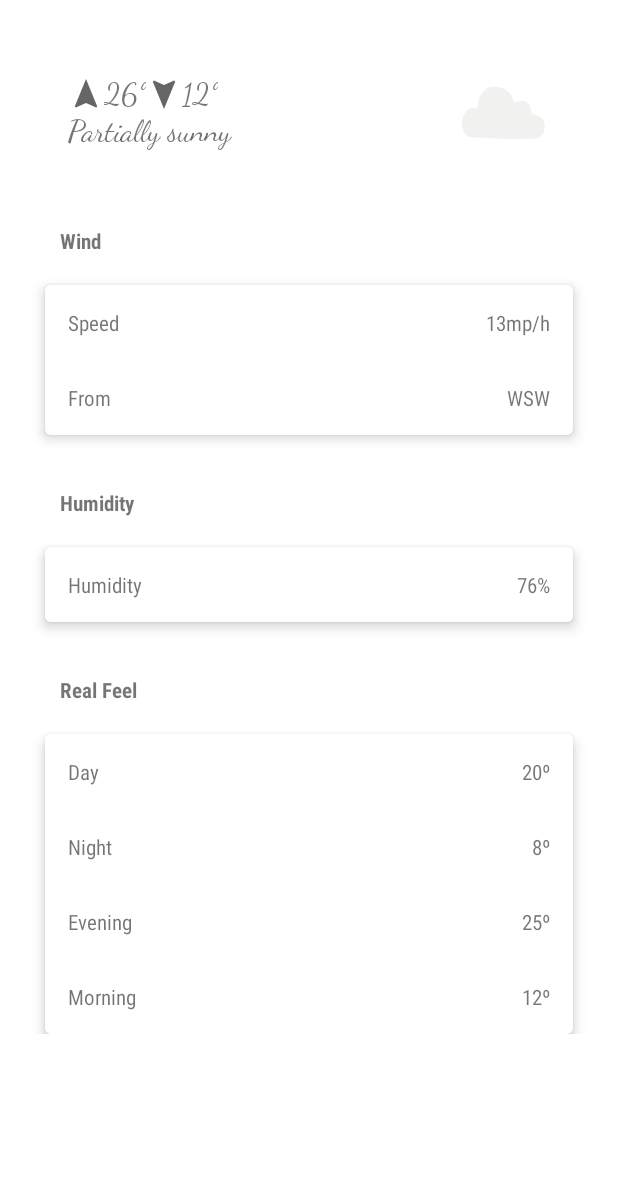
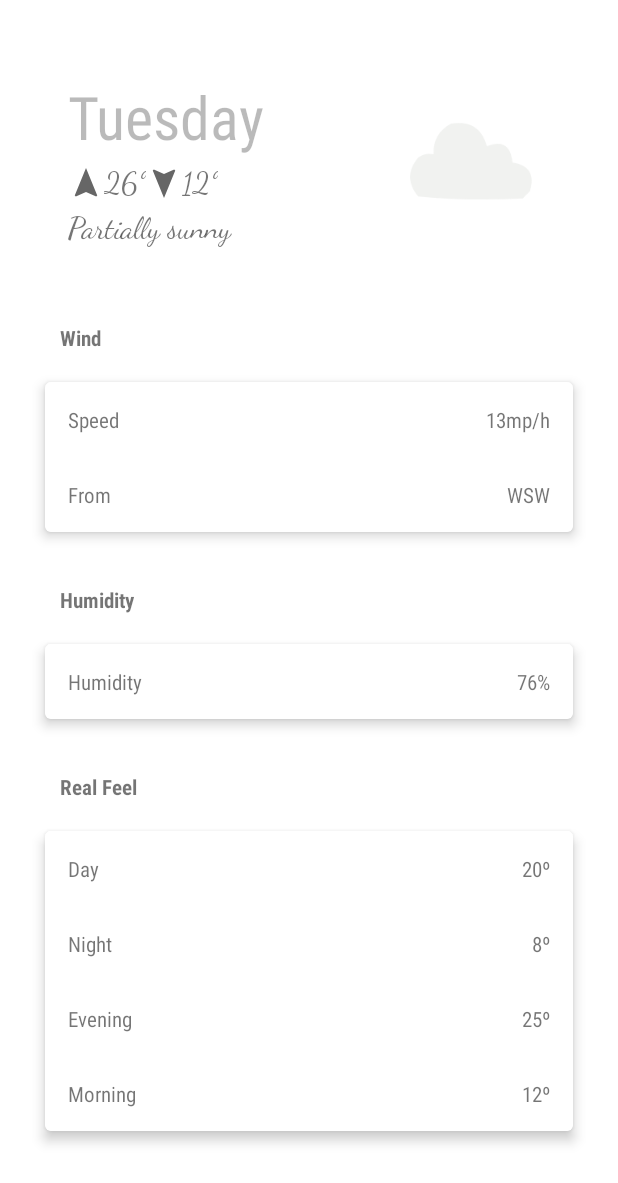
Before and after one commit to MahtaFetrat/WeatherForecast, an Android app: the layout activity_daily_weather_detail.xml on its own in the app's theme, with its tools: preview values and no code run, on a phone screen of 412 x 824 dp. Shown: the top 1183 px of the screen. Run offline under Robolectric (Android 15) with nearby library versions, the phone set to English and light mode, and no system bars.

Commit message:
add daily weather detail activity

```diff
--- a/app/src/main/AndroidManifest.xml
+++ b/app/src/main/AndroidManifest.xml
@@ -10,6 +10,9 @@
         android:supportsRtl="true"
         android:theme="@style/Theme.WeatherForecast">
         <activity
+            android:name=".ui.DailyWeatherDetailActivity"
+            android:exported="false" />
+        <activity
             android:name=".MainActivity"
             android:exported="true">
             <intent-filter>
--- a/app/src/main/java/com/example/weatherforecast/ui/WeatherFragment.java
+++ b/app/src/main/java/com/example/weatherforecast/ui/WeatherFragment.java
@@ -165,7 +165,7 @@ public class WeatherFragment extends Fragment {
             currentWeatherMaxTemp.setText(String.format("%.0fº", details.getDaily()[0].getTemp().getMax()));
             currentWeatherMinTemp.setText(String.format("%.0fº", details.getDaily()[0].getTemp().getMin()));
             currentWeatherRealFeel.setText(String.format("%.0fº", details.getCurrent().getFeels_like()));
-            currentWeatherHumidity.setText(Integer.toString(details.getCurrent().getHumidity()));
+            currentWeatherHumidity.setText(String.format("%d%%", details.getCurrent().getHumidity()));
             currentWeatherWind.setText(String.format("%dº, %.1fmp/h", details.getCurrent().getWind_deg(), details.getCurrent().getWind_speed()));
             dailyForecastAdapter.updateList(details.getDaily());
         });
--- a/app/src/main/res/layout/daily_weather_detail_activity.xml
+++ b/app/src/main/res/layout/activity_daily_weather_detail.xml
@@ -2,7 +2,9 @@
 <ScrollView xmlns:android="http://schemas.android.com/apk/res/android"
     xmlns:app="http://schemas.android.com/apk/res-auto"
     android:layout_width="match_parent"
-    android:layout_height="match_parent">
+    android:layout_height="match_parent"
+    xmlns:tools="http://schemas.android.com/tools"
+    tools:context=".ui.DailyWeatherDetailActivity" >
 
     <LinearLayout
         android:layout_width="match_parent"
@@ -19,13 +21,24 @@
             <LinearLayout
                 android:layout_width="wrap_content"
                 android:layout_height="wrap_content"
-                android:layout_weight="3"
+                android:layout_weight="1.5"
                 android:orientation="vertical"
                 android:padding="15dp">
 
+                <TextView
+                    android:id="@+id/daily_detail_weekday"
+                    android:layout_width="wrap_content"
+                    android:layout_height="wrap_content"
+                    android:alpha="0.5"
+                    android:fontFamily="sans-serif-condensed"
+                    android:text="Tuesday"
+                    android:textSize="40sp"
+                    android:layout_marginBottom="5dp" />
+
                 <LinearLayout
                     android:layout_width="wrap_content"
-                    android:layout_height="wrap_content">
+                    android:layout_height="wrap_content"
+                    android:layout_marginBottom="5dp" >
 
                     <ImageView
                         android:layout_width="wrap_content"
@@ -33,6 +46,7 @@
                         android:src="@drawable/ic_baseline_navigation_24" />
 
                     <TextView
+                        android:id="@+id/daily_detail_max_temp"
                         android:layout_width="wrap_content"
                         android:layout_height="wrap_content"
                         android:fontFamily="cursive"
@@ -46,6 +60,7 @@
                         android:src="@drawable/ic_baseline_navigation_24" />
 
                     <TextView
+                        android:id="@+id/daily_detail_min_temp"
                         android:layout_width="wrap_content"
                         android:layout_height="wrap_content"
                         android:fontFamily="cursive"
@@ -54,6 +69,7 @@
                 </LinearLayout>
 
                 <TextView
+                    android:id="@+id/daily_detail_description"
                     android:layout_width="match_parent"
                     android:layout_height="match_parent"
                     android:layout_weight="1"
@@ -63,14 +79,11 @@
             </LinearLayout>
 
             <ImageView
+                android:id="@+id/daily_detail_icon"
                 android:layout_width="wrap_content"
                 android:layout_height="wrap_content"
                 android:layout_weight="1"
                 android:adjustViewBounds="true"
-                android:maxWidth="50dp"
-                android:maxHeight="50dp"
-                android:minWidth="50dp"
-                android:minHeight="50dp"
                 android:scaleType="centerCrop"
                 android:src="@drawable/ic__03d_2x" />
         </LinearLayout>
@@ -113,6 +126,7 @@
                         android:textAlignment="textStart" />
 
                     <TextView
+                        android:id="@+id/daily_detail_wind_speed"
                         android:layout_width="match_parent"
                         android:layout_height="match_parent"
                         android:layout_weight="1"
@@ -135,6 +149,7 @@
                         android:textAlignment="textStart" />
 
                     <TextView
+                        android:id="@+id/daily_detail_wind_degree"
                         android:layout_width="match_parent"
                         android:layout_height="match_parent"
                         android:layout_weight="1"
@@ -177,6 +192,7 @@
                     android:textAlignment="textStart" />
 
                 <TextView
+                    android:id="@+id/daily_detail_humidity"
                     android:layout_width="match_parent"
                     android:layout_height="match_parent"
                     android:layout_weight="1"
@@ -202,7 +218,8 @@
             android:layout_height="wrap_content"
             android:layout_marginHorizontal="30dp"
             app:cardElevation="5dp"
-            app:strokeWidth="1dp">
+            app:strokeWidth="1dp"
+            android:layout_marginBottom="50dp">
 
             <LinearLayout
                 android:layout_width="match_parent"
@@ -223,6 +240,7 @@
                         android:textAlignment="textStart" />
 
                     <TextView
+                        android:id="@+id/daily_detail_day_feel"
                         android:layout_width="match_parent"
                         android:layout_height="match_parent"
                         android:layout_weight="1"
@@ -245,6 +263,7 @@
                         android:textAlignment="textStart" />
 
                     <TextView
+                        android:id="@+id/daily_detail_night_feel"
                         android:layout_width="match_parent"
                         android:layout_height="match_parent"
                         android:layout_weight="1"
@@ -267,6 +286,7 @@
                         android:textAlignment="textStart" />
 
                     <TextView
+                        android:id="@+id/daily_detail_eve_feel"
                         android:layout_width="match_parent"
                         android:layout_height="match_parent"
                         android:layout_weight="1"
@@ -289,6 +309,7 @@
                         android:textAlignment="textStart" />
 
                     <TextView
+                        android:id="@+id/daily_detail_morn_feel"
                         android:layout_width="match_parent"
                         android:layout_height="match_parent"
                         android:layout_weight="1"
```
Also changed, not shown: app/src/main/java/com/example/weatherforecast/model/DayDetails.java (+23 -8 lines), app/src/main/java/com/example/weatherforecast/model/FeelsLike.java (+14 -0 lines), app/src/main/java/com/example/weatherforecast/ui/DailyForecastAdapter.java (+21 -0 lines), app/src/main/java/com/example/weatherforecast/ui/DailyWeatherDetailActivity.java (added, +67 -0 lines).
